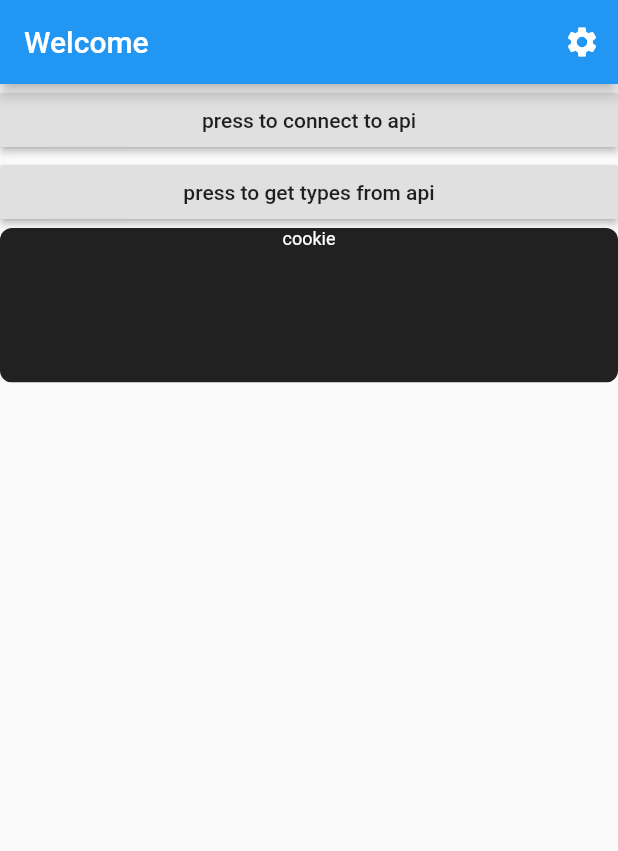
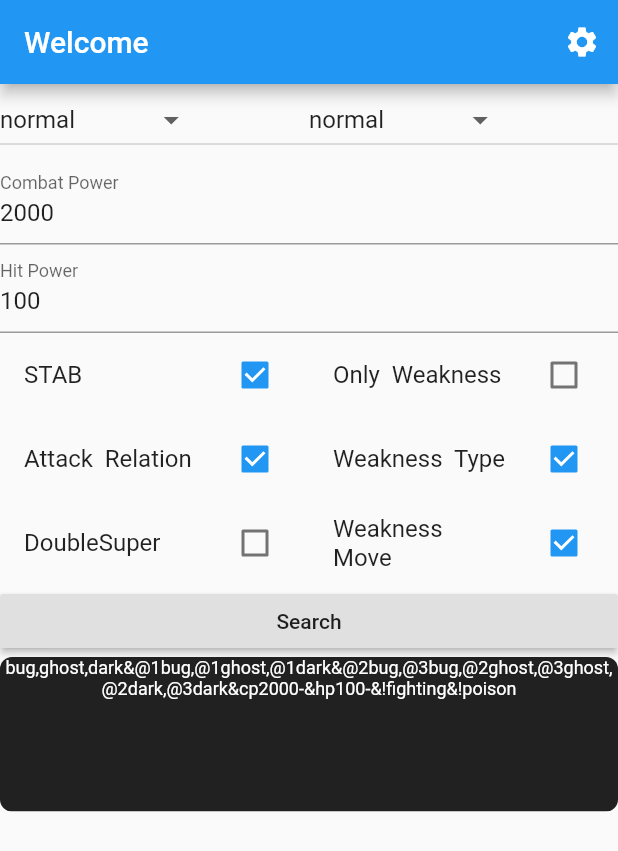
Before and after one commit to Whiitetesla/PoGoSearch, a Flutter app: the screen it shows after launch, on a phone screen of 412 x 824 dp. Shown: the top 851 px of the screen. Run offline on Flutter 3.47's test engine with Material 2 defaults, Android fonts, the phone set to English and light mode, and no system bars; missing offline and left inert: firebase_admob; accounts and stored records are empty; network calls fail.

Commit message:
not working but had for some time ago

```diff
--- a/lib/Infrastucture/TypeStringGenerator.dart
+++ b/lib/Infrastucture/TypeStringGenerator.dart
@@ -72,14 +72,13 @@ Future<String> createSearchString(String url, {Map body}) async {
   });
 }
 
-Future<String> fetchTypes(String url) {
+Future<List<dynamic>> fetchTypes(String url) {
   return http.get(url).then((http.Response response) {
     final int statusCode = response.statusCode;
 
     if (statusCode < 200 || statusCode > 400 || json == null) {
       throw new Exception("Error while fetching data");
     }
-
-    return json.decode(response.body).toString();
+    return json.decode(response.body);
   });
 }
--- a/lib/main.dart
+++ b/lib/main.dart
@@ -1,6 +1,7 @@
 import 'package:clipboard_manager/clipboard_manager.dart';
 import 'package:flutter/cupertino.dart';
 import 'package:flutter/material.dart';
+import 'package:firebase_admob/firebase_admob.dart';
 
 import 'Infrastucture/TypeStringGenerator.dart';
 
@@ -28,11 +29,38 @@ class MyHomePage extends StatefulWidget {
 
 class _MyHomePageState extends State<MyHomePage> {
   ApiInfo apiInfo = ApiInfo();
+  List<dynamic> dropdownItems = ["normal", "loading values"];
+  String dropdownValue = 'normal';
+  String dropdownValue2 = 'normal';
+
+  var _combatPower = 2000;
+  var _hitPoints = 100;
+  var _attackRelation = true;
+  var _doubleSuper = false;
+  var _onlyWeakness = false;
+  var _stab = true;
+  var _weaknessMove = true;
+  var _weaknessType = true;
+
+  TextEditingController _combatController;
+  TextEditingController _hitController;
+
+  @override
+  void initState() {
+    fetchTypes('https://pogosearchgeneratorapistaging.azurewebsites.net/api/types')
+        .then((value){
+      setState(() {dropdownItems = value;});
+    });
+
+    super.initState();
+
+    _combatController = new TextEditingController(text: _combatPower.toString());
+    _hitController = new TextEditingController(text: _hitPoints.toString());
+  }
 
   void _settingsPressed(String text) {
     setState(() {
       apiInfo._info = text;
-      print('the button was pressed');
     });
   }
 
@@ -57,36 +85,139 @@ class _MyHomePageState extends State<MyHomePage> {
             builder: (context) =>
                 ListView(
                   children: <Widget>[
+                    Row(
+                      children: <Widget>[
+                        Expanded(
+                          child: new DropdownButton<String>(
+                            hint: new Text("Select"),
+                            value: dropdownValue,
+                            onChanged: (String newValue) {
+
+                              setState(() {
+                                dropdownValue = newValue;
+                              });
+                            },
+                            items: dropdownItems.map((dynamic item) {
+                              return new DropdownMenuItem<String>(
+                                value: item,
+                                child: new Text(item),
+                              );
+                            }).toList(),
+                          ),
+                        ),
+                        Expanded(
+                          child: new DropdownButton<String>(
+                            hint: new Text("Select"),
+                            value: dropdownValue2,
+                            onChanged: (String newValue) {
+
+                              setState(() {
+                                dropdownValue2 = newValue;
+                              });
+                            },
+                            items: dropdownItems.map((dynamic item) {
+                              return new DropdownMenuItem<String>(
+                                value: item,
+                                child: new Text(item),
+                              );
+                            }).toList(),
+                          ),
+                        ),
+                      ],
+                    ),
+                    new TextField(
+                      decoration: new InputDecoration(labelText: "Combat Power"),
+                      controller: _combatController,
+                      keyboardType: TextInputType.number,
+                    ),
+                    new TextField(
+                      decoration: new InputDecoration(labelText: "Hit Power"),
+                      controller: _hitController,
+                      keyboardType: TextInputType.number,
+                    ),
+                    Row(
+                      children: <Widget>[
+                        Expanded(
+                          child:  CheckboxListTile(
+                            title: const Text('STAB'),
+                            value: _stab,
+                            onChanged: (bool value) {
+                              setState(() {_stab = value;});
+                            },
+                          ),
+                        ),
+                        Expanded(
+                          child: CheckboxListTile(
+                            title: const Text('Only\t Weakness'),
+                            value: _onlyWeakness,
+                            onChanged: (bool value) {
+                              setState(() {_onlyWeakness = value;});
+                            },
+                          ),
+                        ),
+                      ],
+                    ),
+                    Row(
+                      children: <Widget>[
+                        Expanded(
+                          child:  CheckboxListTile(
+                            title: const Text('Attack\t Relation'),
+                            value: _attackRelation,
+                            onChanged: (bool value) {
+                              setState(() {_attackRelation = value;});
+                            },
+                          ),
+                        ),
+                        Expanded(
+                          child:  CheckboxListTile(
+                            title: const Text('Weakness\t Type'),
+                            value: _weaknessType,
+                            onChanged: (bool value) {
+                              setState(() {_weaknessType = value;});
+                            },
+                          ),
+                        ),
+                      ],
+                    ),
+                    Row(
+                      children: <Widget>[
+                        Expanded(
+                          child:  CheckboxListTile(
+                            title: const Text('DoubleSuper'),
+                            value: _doubleSuper,
+                            onChanged: (bool value) {
+                              setState(() {_doubleSuper = value;});
+                            },
+                          ),
+                        ),
+                        Expanded(
+                          child: CheckboxListTile(
+                            title: const Text('Weakness\t Move'),
+                            value: _weaknessMove,
+                            onChanged: (bool value) {
+                              setState(() {_weaknessMove = value;});
+                            },
+                          ),
+                        ),
+                      ],
+                    ),
                     Container(
                       child: RaisedButton(
-                        child: Text('press to connect to api'),
+                        child: Text('Search'),
                         onPressed: () async{
                           Post newPost = new Post(
-                              types: ['psychic'],
-                              combatPoints: 2000,
-                              hitPoints: 100,
-                              attackRelation: true,
-                              doubleSuper: false,
-                              onlyWeakness: false,
-                              stab: true,
-                              weaknessMove: true,
-                              weaknessType: true
+                              types: [dropdownValue,dropdownValue2].toList(),
+                              combatPoints: int.parse(_combatController.text),
+                              hitPoints: int.parse(_hitController.text),
+                              attackRelation: _attackRelation,
+                              doubleSuper: _doubleSuper,
+                              onlyWeakness: _onlyWeakness,
+                              stab: _stab,
+                              weaknessMove: _weaknessMove,
+                              weaknessType: _weaknessType
                           );
                           _settingsPressed(await createSearchString('https://pogosearchgeneratorapistaging.azurewebsites.net/api/types',
                               body: newPost.toMap()));
-                        },
-                      ),
-                    ),
-                    Container(
-                      child: RaisedButton(
-                        child: Text('press to get types from api'),
-                        onPressed: () async{
-
-                          var result = await fetchTypes('https://pogosearchgeneratorapistaging.azurewebsites.net/api/types');
-
-                          print(result);
-
-                          _settingsPressed(result);
                         },
                       ),
                     ),
@@ -116,7 +247,7 @@ Widget apiTextBox(BuildContext context, ApiInfo apiInfo){
             ClipboardManager.copyToClipBoard("$_apiValue").then((result) {
               final snackBar = SnackBar(
                 content: Text(
-                  'Copied $_apiValue to Clipboard',
+                  'Copied to Clipboard',
                   textAlign: TextAlign.center,
                 ),
                 duration: Duration(seconds: 1),
@@ -139,5 +270,5 @@ Widget apiTextBox(BuildContext context, ApiInfo apiInfo){
 }
 
 class ApiInfo{
-  String _info = "cookie";
+  String _info = "bug,ghost,dark&@1bug,@1ghost,@1dark&@2bug,@3bug,@2ghost,@3ghost,@2dark,@3dark&cp2000-&hp100-&!fighting&!poison";
 }
--- a/pubspec.yaml
+++ b/pubspec.yaml
@@ -11,7 +11,7 @@ description: App to help create search strings in Pokemon GO
 # In iOS, build-name is used as CFBundleShortVersionString while build-number used as CFBundleVersion.
 # Read more about iOS versioning at
 # https://developer.apple.com/library/archive/documentation/General/Reference/InfoPlistKeyReference/Articles/CoreFoundationKeys.html
-version: 1.0.0+1
+version: 1.0.2+2
 
 environment:
   sdk: ">=2.1.0 <3.0.0"
@@ -22,6 +22,7 @@ dependencies:
   flutter_svg: ^0.12.1
   clipboard_manager: ^0.0.1
   http: ^0.12.0
+  firebase_admob: ^0.9.0+7
 
   # The following adds the Cupertino Icons font to your application.
   # Use with the CupertinoIcons class for iOS style icons.
```
Also changed, not shown: pubspec.lock, 13 other files.
